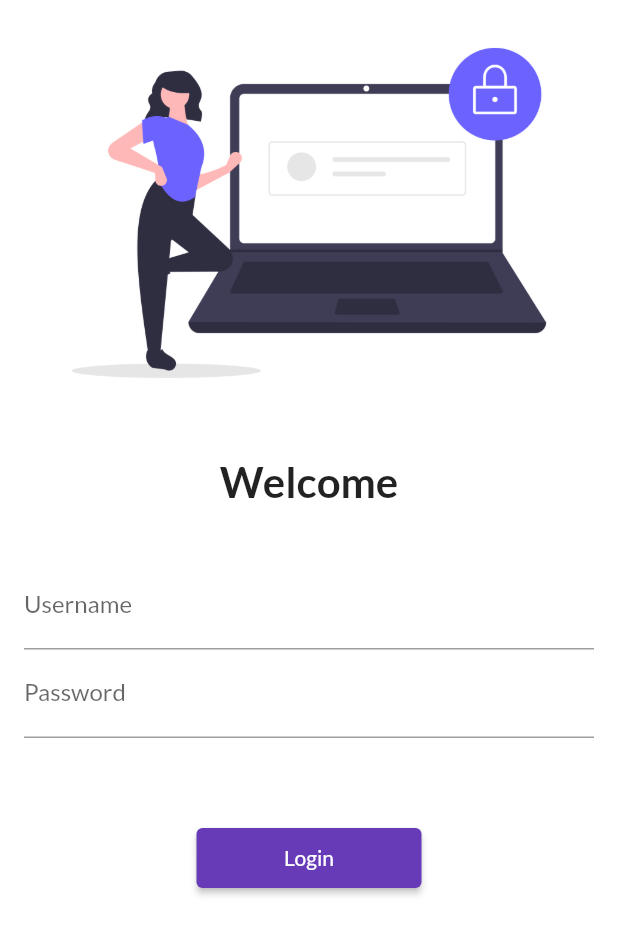
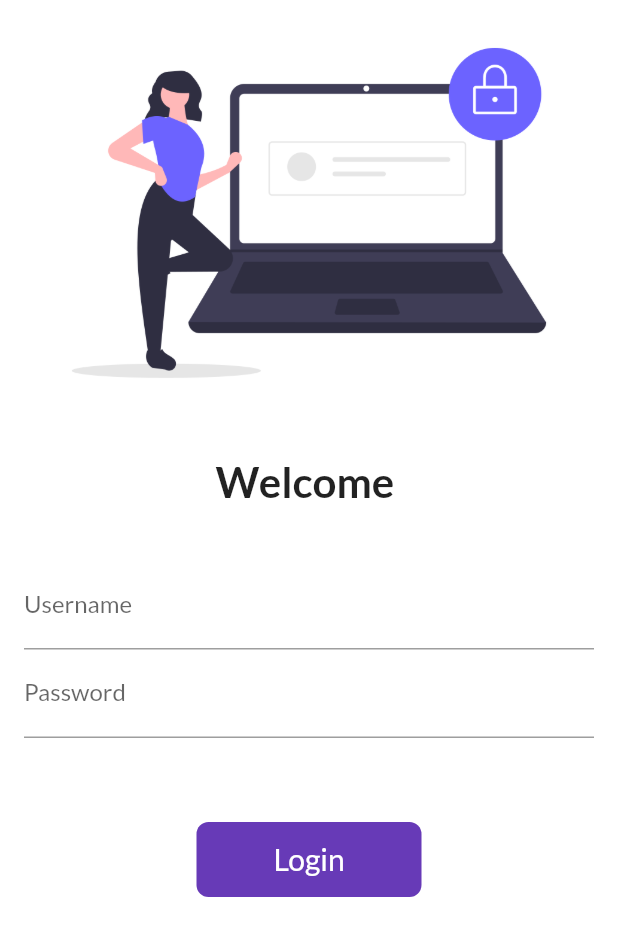
Before and after one commit to v-tan/flutter_catalog_app, a Flutter app: the screen it shows after launch, on a phone screen of 412 x 824 dp. Shown: the top 936 px of the screen. Run offline on Flutter 3.47's test engine with Material 2 defaults, Android fonts, the phone set to English and light mode, and no system bars; our stand-ins replace google_fonts.

Commit message:
tried adding animation to login page

```diff
--- a/lib/pages/login_page.dart
+++ b/lib/pages/login_page.dart
@@ -1,7 +1,15 @@
 import 'package:flutter/material.dart';
 import 'package:flutter_catalog/utils/routes.dart';
 
-class LoginPage extends StatelessWidget {
+class LoginPage extends StatefulWidget {
+  @override
+  _LoginPageState createState() => _LoginPageState();
+}
+
+class _LoginPageState extends State<LoginPage> {
+  String name = "";
+  bool changeButton = false;
+
   @override
   Widget build(BuildContext context) {
     return Material(
@@ -15,7 +23,7 @@ class LoginPage extends StatelessWidget {
             ),
             SizedBox(height: 20),
             Text(
-              "Welcome",
+              "Welcome $name",
               style: TextStyle(
                 fontSize: 28,
                 fontWeight: FontWeight.bold,
@@ -31,6 +39,10 @@ class LoginPage extends StatelessWidget {
                       hintText: "Enter Username",
                       labelText: "Username",
                     ),
+                    onChanged: (value) {
+                      name = value;
+                      setState(() {});
+                    },
                   ),
                   TextFormField(
                     obscureText: true,
@@ -43,15 +55,46 @@ class LoginPage extends StatelessWidget {
               ),
             ),
             SizedBox(height: 40),
-            ElevatedButton(
-              child: Text("Login"),
-              style: TextButton.styleFrom(
-                minimumSize: Size(150, 40),
-              ),
-              onPressed: () {
+            InkWell(
+              onTap: () async {
+                setState(() {
+                  changeButton = true;
+                });
+
+                await Future.delayed(Duration(seconds: 1));
                 Navigator.pushNamed(context, MyRoutes.homeRoute);
               },
+              child: AnimatedContainer(
+                duration: Duration(seconds: 1),
+                width: changeButton ? 50 : 150,
+                height: 50,
+                alignment: Alignment.center,
+                child: changeButton
+                    ? Icon(
+                        Icons.done,
+                        color: Colors.white,
+                      )
+                    : Text("Login",
+                        style: TextStyle(
+                          color: Colors.white,
+                          fontSize: 20,
+                        )),
+                decoration: BoxDecoration(
+                  color: Colors.deepPurple,
+                  // shape: changeButton ? BoxShape.circle : BoxShape.rectangle,
+                  borderRadius: BorderRadius.circular(changeButton ? 50 : 8),
+                ),
+              ),
             ),
+            // ElevatedButton(
+            //   child: Text("Login"),
+            //   style: TextButton.styleFrom(
+            //     minimumSize: Size(150, 40),
+            //   ),
+            //   onPressed: () {
+            //     Navigator.pushNamed(context, MyRoutes.homeRoute);
+            //   },
+            // ),
           ],
         ),
       ),
```
